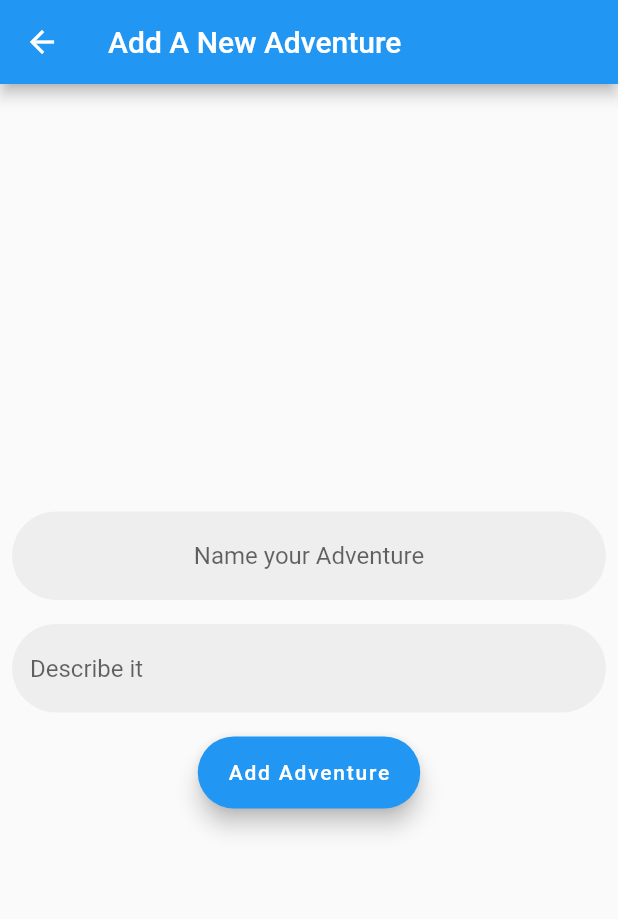
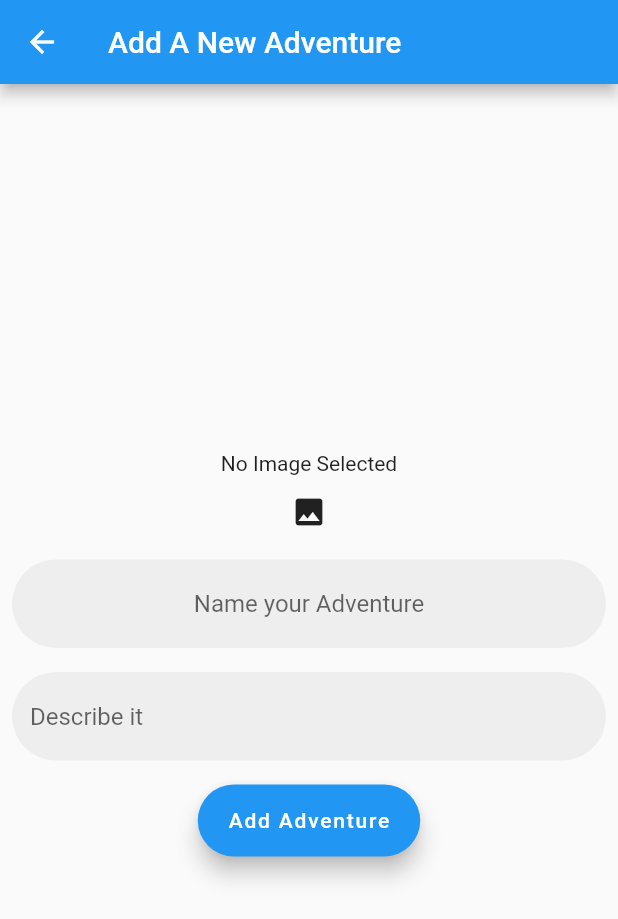
Before and after one commit to AgnellusX1/TravelEX, a Flutter app: the Add screen opened directly, on a phone screen of 412 x 824 dp. Shown: the top 919 px of the screen. Run offline on Flutter 3.47's test engine with Material 2 defaults, Android fonts, the phone set to English and light mode, and no system bars; our stand-ins replace fluttertoast, hive, hive_flutter, image_picker; accounts and stored records are empty; generated files the repository leaves out were written again.

Commit message:
ADDED: Image Picker and Display selected image on UI

```diff
--- a/lib/screens/add.dart
+++ b/lib/screens/add.dart
@@ -1,8 +1,12 @@
+import 'dart:io';
+
+import 'package:flutter/cupertino.dart';
 import 'package:flutter/material.dart';
 import 'package:fluttertoast/fluttertoast.dart';
 import 'package:hive/hive.dart';
 import 'package:travel_ex/dbconnect/model.dart';
 import 'package:intl/intl.dart';
+import 'package:image_picker/image_picker.dart';
 
 class Add extends StatefulWidget {
   @override
@@ -14,6 +18,8 @@ class _AddState extends State<Add> {
   final _controllerdesc = TextEditingController();
   String name = "";
   Box AddBox;
+  File _image;
+  final picker = ImagePicker();
 
   @override
   void initState() {
@@ -26,7 +32,19 @@ class _AddState extends State<Add> {
     Hive.box('adventure').add(model);
   }
 
-  void addAdventure(String title, String description, String image) {
+  Future getImage() async {
+    final pickedFile = await picker.getImage(source: ImageSource.gallery);
+
+    setState(() {
+      if (pickedFile != null) {
+        _image = File(pickedFile.path);
+      } else {
+        print('No image selected.');
+      }
+    });
+  }
+
+  Future addAdventure(String title, String description, String image) {
     //  Automated Stuff
     //  Get the Current Date
     var now = new DateTime.now();
@@ -35,6 +53,12 @@ class _AddState extends State<Add> {
     //  Get the Current Location
 
     final location = "asdf";
+
+    //Get Image Data
+    // File _image;
+    // final PickedFile pickedImage = await picker.getImage(source: ImageSource.gallery);
+    // if (pickedImage == null) return;
+    // String image = pickedImage.path;
 
     //  Add to DB
     final newAdventure = Model(title, date, location, image, description);
@@ -49,6 +73,19 @@ class _AddState extends State<Add> {
         ),
         body: Container(
           child: Column(mainAxisAlignment: MainAxisAlignment.center, children: [
+            Center(
+              child: _image == null
+                  ? Text("No Image Selected")
+                  : Image(
+                      height: 200,
+                      width: 200,
+                      fit: BoxFit.contain,
+                      image: FileImage(_image)),
+            ),
+            IconButton(
+              onPressed: getImage,
+              icon: Icon(Icons.image),
+            ),
             Padding(
               padding: const EdgeInsets.all(8.0),
               child: TextField(
@@ -91,6 +128,9 @@ class _AddState extends State<Add> {
                   final desc = _controllerdesc.text;
                   final image = "asdf";
 
+                  //Validation to make sure the Title and Description is not Empty
+                  if (title != "" && desc != "") {
+                    //  If not empty
                     addAdventure(title, desc, image);
 
                     Fluttertoast.showToast(
@@ -102,6 +142,16 @@ class _AddState extends State<Add> {
                         textColor: Colors.white,
                         fontSize: 16.0);
                     Navigator.pop(context);
+                  } else {
+                    Fluttertoast.showToast(
+                        msg: "Don't be Shy",
+                        toastLength: Toast.LENGTH_SHORT,
+                        gravity: ToastGravity.CENTER,
+                        timeInSecForIosWeb: 1,
+                        backgroundColor: Colors.red,
+                        textColor: Colors.white,
+                        fontSize: 16.0);
+                  }
                 },
               ),
             ),
--- a/pubspec.yaml
+++ b/pubspec.yaml
@@ -43,6 +43,10 @@ dependencies:
   hive: ^1.4.4+1
   hive_flutter: ^0.3.1
 
+  image_picker: ^0.6.7+14
+  image: ^2.1.19
+
+  path: ^1.7.0
 
   fluttertoast: ^7.1.1
 
```
Also changed, not shown: pubspec.lock, 1 other file. Lines whose indentation alone changed are shown as unchanged.
